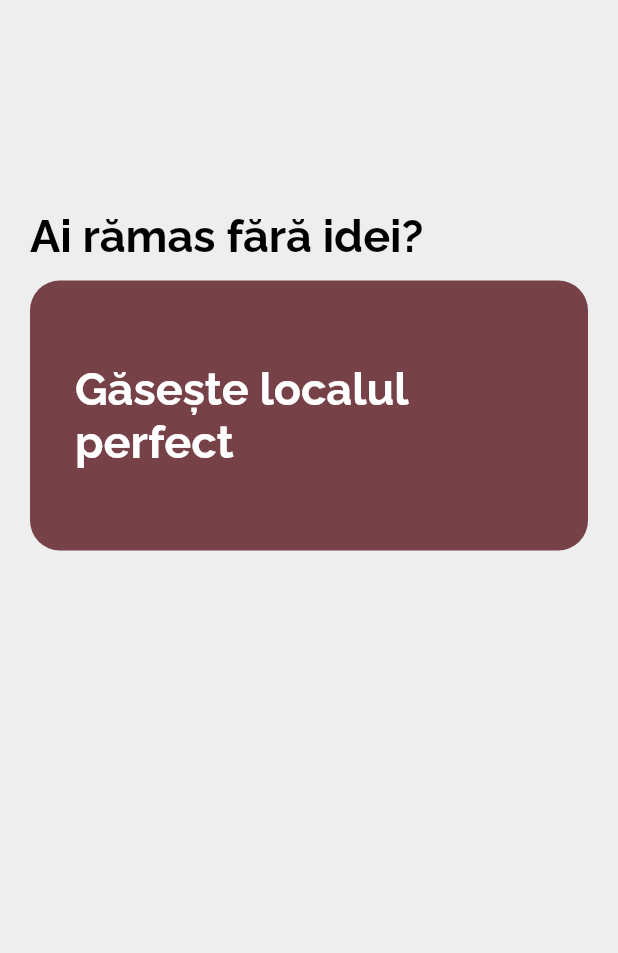
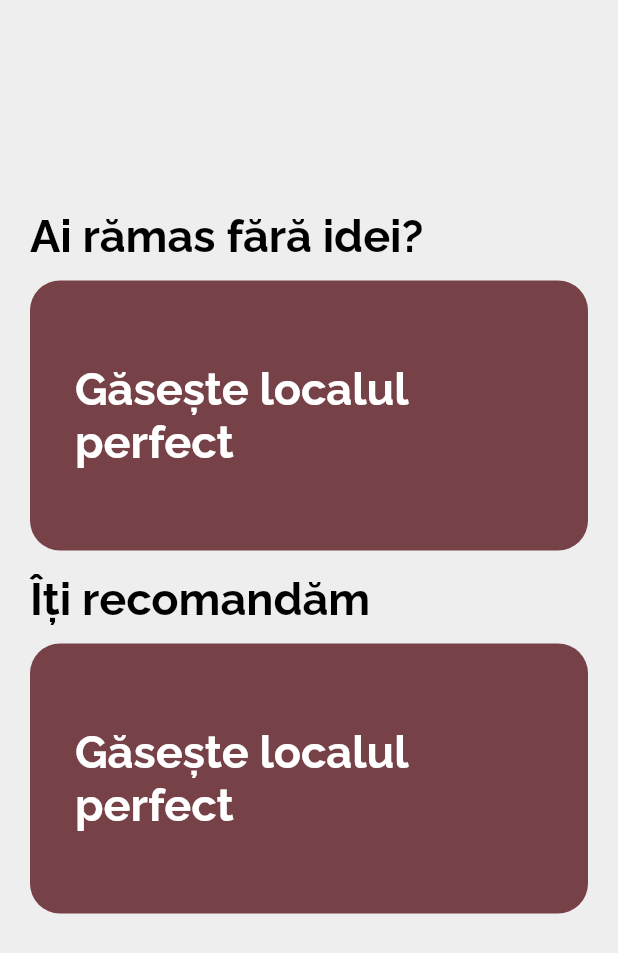
Before and after one commit to florianmarcu/Feastique, a Flutter app: the HomePage widget shown alone on an empty page, opened directly, on a phone screen of 412 x 824 dp. Shown: the top 953 px of the screen. Run offline on Flutter 3.47's test engine with Material 2 defaults, Android fonts, the phone set to English and light mode, and no system bars; our stand-ins replace cloud_firestore, firebase_auth, firebase_core, firebase_storage, google_maps_flutter, google_sign_in and 2 more; missing offline and left inert: cloud_firestore_web, firebase_app_check, firebase_app_check_web, firebase_auth_web, firebase_core_web, firebase_storage_web and 5 more; accounts and stored records are empty.

Commit message:
UpdatedHomePage

```diff
--- a/lib/screens/home_page/home_page.dart
+++ b/lib/screens/home_page/home_page.dart
@@ -44,6 +44,20 @@ class HomePage extends StatelessWidget {
                     child: Center(child: Text("Găsește localul perfect"))
                   ),
                 ),
+                SizedBox(height: 15),
+                Text(
+                  "Îți recomandăm",
+                  style: Theme.of(context).textTheme.headline3,
+                ),
+                SizedBox(height: 12,),
+                TextButton( /// 'Find the perfect place' button
+                  onPressed: () => wrapperHomePageProvider.pageController.animateToPage(1, duration: Duration(milliseconds: 200), curve: Curves.easeIn),
+                  child: Container(
+                    height: 150,
+                    width: MediaQuery.of(context).size.width*0.8,
+                    child: Center(child: Text("Găsește localul perfect"))
+                  ),
+                ),
               ],
             ),
           ),
```
